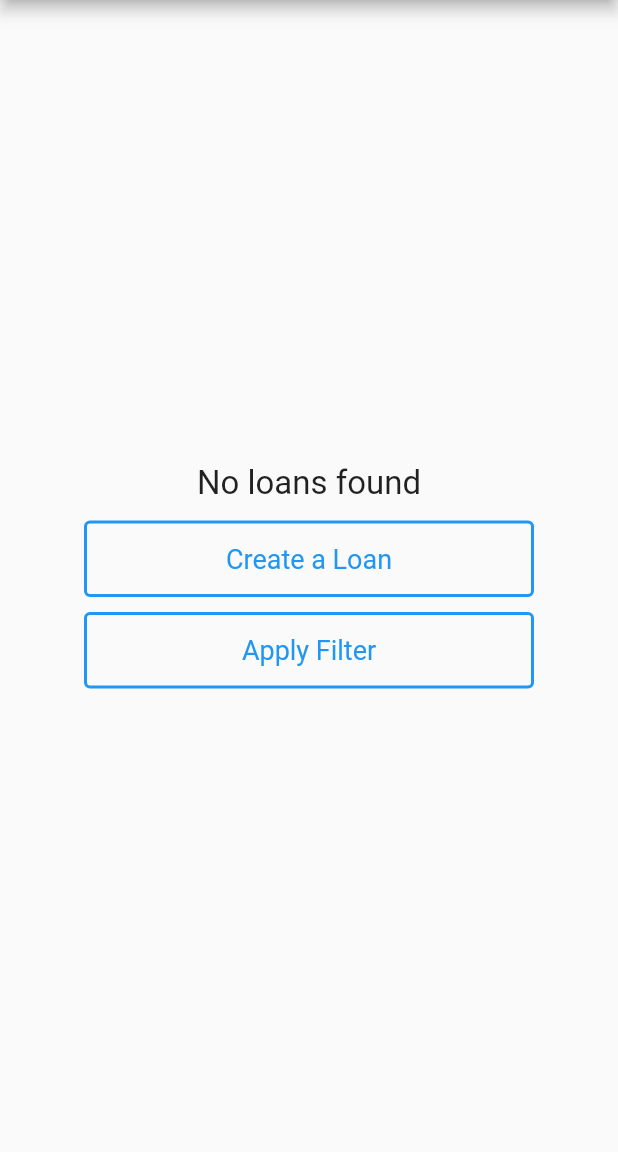
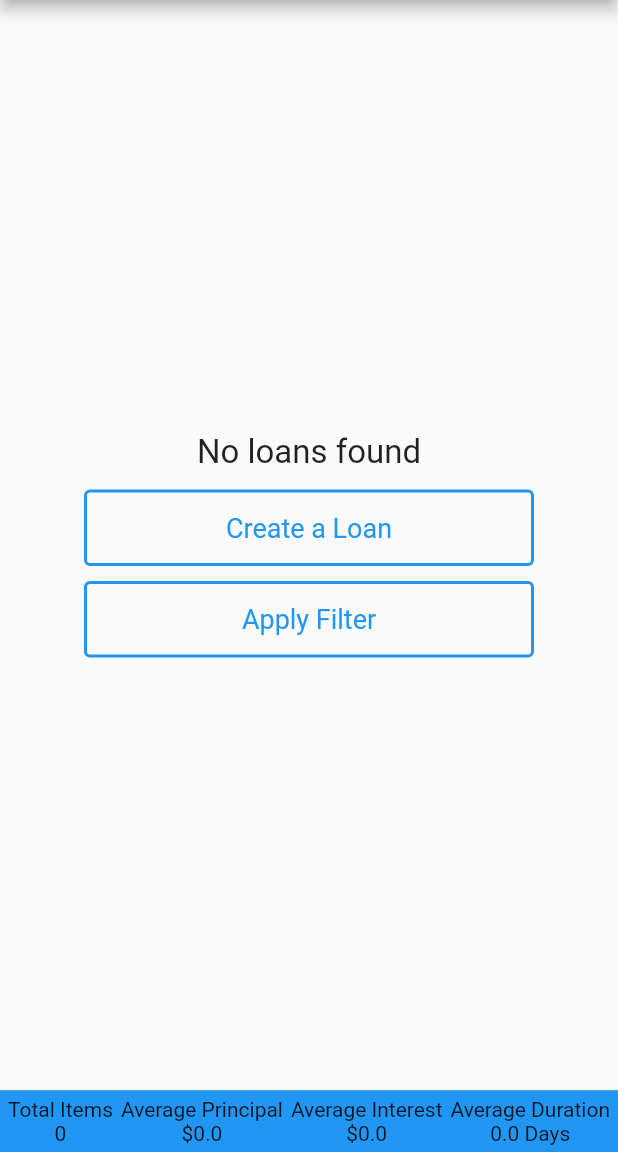
Before and after one commit to mkaramurzin/borrow-breeze, a Flutter app: the screen it shows once a user with an empty profile is signed in, on a phone screen of 412 x 824 dp, the part 84-1236 px from its top. Run offline on Flutter 3.47's test engine with Material 2 defaults, Android fonts, the phone set to English and light mode, and no system bars; our stand-ins replace cloud_firestore, firebase_auth, firebase_core, flutter_spinkit; accounts and stored records are empty.

Commit message:
feat(loan logic): add average calculations for principal, interest, adn duration; add bottom nav bar to display these metrics.

```diff
--- a/lib/screens/loan_view.dart
+++ b/lib/screens/loan_view.dart
@@ -1,3 +1,4 @@
+import 'package:borrowbreeze/services/loan_logic.dart';
 import 'package:borrowbreeze/widgets/loan_item.dart';
 import 'package:borrowbreeze/services/database.dart';
 import 'package:borrowbreeze/services/auth.dart';
@@ -6,7 +7,6 @@ import 'package:cloud_firestore/cloud_firestore.dart';
 import 'package:flutter/material.dart';
 import 'package:borrowbreeze/models/filter.dart';
 import 'package:borrowbreeze/widgets/filter_dialog.dart';
-
 import '../widgets/loan_form.dart';
 
 class LoanView extends StatefulWidget {
@@ -18,48 +18,15 @@ class LoanView extends StatefulWidget {
 
 class _LoanViewState extends State<LoanView> {
   final AuthService _auth = AuthService();
-  List<Loan>? loanList;
+  List<Loan> loanList = [];
   LoanFilter currentFilter = LoanFilter();
-  Loan dummyLoan = Loan(
-      status: 'ongoing',
-      financialPlatform: 'PayPal',
-      borrowerUsername: 'Plungus',
-      borrowerName: 'Fahad',
-      principal: 200,
-      repayAmount: 240,
-      roi: 20,
-      originationDate: Timestamp.now(),
-      verificationItems: [
-        {
-          "label": "ID",
-          "url":
-              "https://matrix.redditspace.com/_matrix/media/r0/download/reddit.com/gf7c4a54acua1"
-        },
-        {
-          "label": "Photo",
-          "url":
-              "https://matrix.redditspace.com/_matrix/media/r0/download/reddit.com/akyk5o37dcua1"
+
+  Future<List<Loan>> fetchLoanList() async {
+    if (_auth.user != null) {
+      return await Database(uid: _auth.user!.uid)
+          .getLoans(filter: currentFilter);
     }
-      ],
-      repayDate: Timestamp.now(),
-      duration: 10);
-
-  @override
-  void initState() {
-    super.initState();
-    fetchLoanList();
-  }
-
-  Future<void> fetchLoanList() async {
-    if (_auth.user != null) {
-      final fetchedLoanList =
-          await Database(uid: _auth.user!.uid).getLoans(filter: currentFilter);
-      if (mounted) {
-        setState(() {
-          loanList = fetchedLoanList;
-        });
-      }
-    }
+    return [];
   }
 
   Future<void> openFilterDialog() async {
@@ -71,7 +38,6 @@ class _LoanViewState extends State<LoanView> {
     if (result != null) {
       setState(() {
         currentFilter = result;
-        fetchLoanList();
       });
     }
   }
@@ -79,14 +45,10 @@ class _LoanViewState extends State<LoanView> {
   void menuOption(int option) async {
     switch (option) {
       case 0:
-        // await Database(uid: _auth.user!.uid).addLoan(dummyLoan);
-        // fetchLoanList();
-
         showDialog(
           context: context,
           builder: (context) => LoanFormDialog(
             onFormSubmit: () {
-              fetchLoanList();
               setState(() {});
             },
           ),
@@ -108,6 +70,7 @@ class _LoanViewState extends State<LoanView> {
   Widget build(BuildContext context) {
     double screenWidth = MediaQuery.of(context).size.width;
     double contentWidth = screenWidth > 600 ? 600 : screenWidth;
+
     return Scaffold(
       appBar: AppBar(
         title: Text('Borrow Breeze'),
@@ -152,14 +115,25 @@ class _LoanViewState extends State<LoanView> {
                   ]),
         ],
       ),
-        body: Center(
-          child: Column(
+      body: FutureBuilder<List<Loan>>(
+        future: fetchLoanList(),
+        builder: (context, snapshot) {
+          if (snapshot.connectionState == ConnectionState.waiting) {
+            return Center(child: CircularProgressIndicator());
+          }
+          if (snapshot.hasError) {
+            return Center(child: Text('Error fetching loans.'));
+          }
+
+          loanList = snapshot.data ?? [];
+
+          return Column(
+            children: [
+              Expanded(
+                child: Center(
+                  child: loanList.isEmpty
+                      ? Column(
                           mainAxisAlignment: MainAxisAlignment.center,
-            children: [
-              loanList == null
-                  ? CircularProgressIndicator() // Loading indicator while fetching data
-                  : loanList!.isEmpty
-                      ? Column(
                           children: [
                             Text('No loans found',
                                 style: TextStyle(fontSize: 22)),
@@ -213,8 +187,7 @@ class _LoanViewState extends State<LoanView> {
                             )
                           ],
                         )
-                      : Expanded(
-                          child: ListView(
+                      : ListView(
                           padding: EdgeInsets.symmetric(
                             horizontal: (screenWidth - contentWidth) /
                                 2, // Center the content
@@ -228,8 +201,51 @@ class _LoanViewState extends State<LoanView> {
                               .toList(),
                         ),
                 ),
+              ),
+              Container(
+                height: MediaQuery.of(context).size.height * 0.05,
+                color: Colors.blue,
+                child: Row(
+                  mainAxisAlignment: MainAxisAlignment.spaceEvenly,
+                  children: [
+                    Column(
+                      mainAxisAlignment: MainAxisAlignment.center,
+                      children: [
+                        Text('Total Items'),
+                        Text(loanList.length.toString()),
                       ],
                     ),
-        ));
+                    Column(
+                      mainAxisAlignment: MainAxisAlignment.center,
+                      children: [
+                        Text('Average Principal'),
+                        Text(
+                            '\$${LoanLogic.calculateAverage('principal', loanList)}')
+                      ],
+                    ),
+                    Column(
+                      mainAxisAlignment: MainAxisAlignment.center,
+                      children: [
+                        Text('Average Interest'),
+                        Text(
+                            '\$${LoanLogic.calculateAverage('interest', loanList)}')
+                      ],
+                    ),
+                    Column(
+                      mainAxisAlignment: MainAxisAlignment.center,
+                      children: [
+                        Text('Average Duration'),
+                        Text(
+                            '${LoanLogic.calculateAverage('duration', loanList)} Days')
+                      ],
+                    ),
+                  ],
+                ),
+              ),
+            ],
+          );
+        },
+      ),
+    );
   }
 }
--- a/lib/services/loan_logic.dart
+++ b/lib/services/loan_logic.dart
@@ -32,7 +32,39 @@ class LoanLogic {
     return duration.inDays;
   }
 
+  // Calculate ROI on a daily scale
   static double calculateDailyRoi(double roi, int duration) {
     return roi / duration;
   }
+
+  static double calculateAverage(String dataField, List<Loan> loanList) {
+    double total = 0.0;
+
+    if (loanList.isEmpty) {
+      return 0.0;
+    }
+
+    switch (dataField) {
+      case 'principal':
+        for (Loan loan in loanList) {
+          total += loan.principal;
+        }
+        return ((total / loanList.length) * 100).roundToDouble() / 100;
+
+      case 'interest':
+        for (Loan loan in loanList) {
+          total += (loan.repayAmount - loan.principal);
+        }
+        return ((total / loanList.length) * 100).roundToDouble() / 100;
+
+      case 'duration':
+        for (Loan loan in loanList) {
+          total += loan.duration;
+        }
+        return ((total / loanList.length) * 100).roundToDouble() / 100;
+
+      default:
+        return 0;
+    }
+  }
 }
--- a/lib/widgets/filter_dialog.dart
+++ b/lib/widgets/filter_dialog.dart
@@ -334,7 +334,7 @@ class _FilterRowWidgetState extends State<FilterRowWidget> {
             items: [
               'ongoing',
               'overdue',
-              'completed',
+              'paid',
               'defaulted',
               'partial',
               'disputed',
```
Also changed, not shown: 2 other files. Lines whose indentation alone changed are shown as unchanged.
